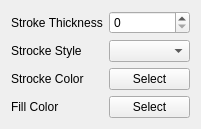
Above: Project1-Qt/color.ui from manelmourelo/Project1-Qt-Advanced-Graphics-Programming before the change. Below: the same form after it.
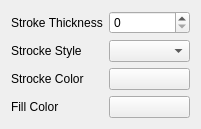
That is the form after the change.

```diff
--- a/Project1-Qt/color.ui
+++ b/Project1-Qt/color.ui
@@ -44,7 +44,7 @@
    <item row="2" column="1">
     <widget class="QPushButton" name="strockeColor">
      <property name="text">
-      <string>Select</string>
+      <string/>
      </property>
     </widget>
    </item>
@@ -58,7 +58,7 @@
    <item row="3" column="1">
     <widget class="QPushButton" name="fillColor">
      <property name="text">
-      <string>Select</string>
+      <string/>
      </property>
     </widget>
    </item>
```
